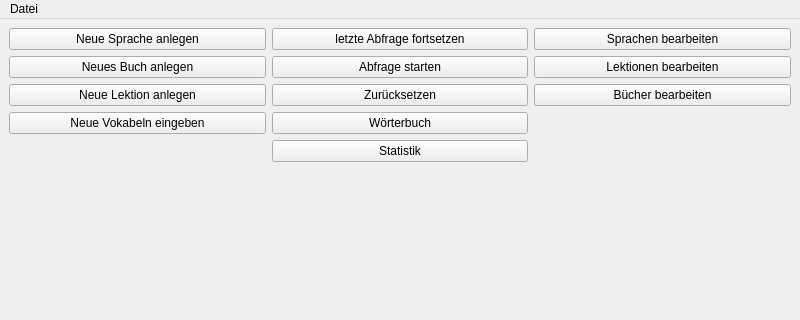
Old version of the form UIs/MainWindow.ui in the repository JPaehr/VokabelTrainer; both pictures show x 0 to 800 and y 0 to 320 of the 800 by 600 pixel window.
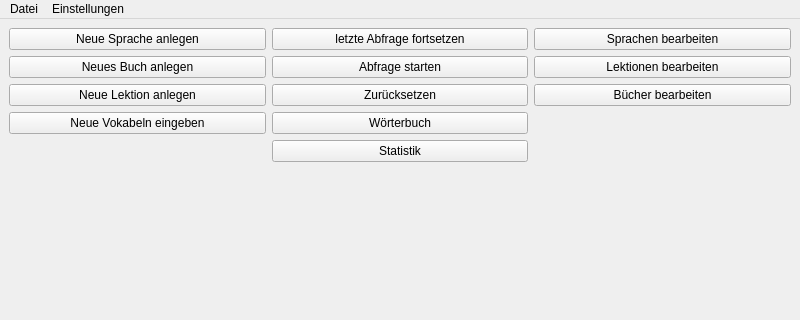
New version of the form.

Patch:
```diff
--- a/UIs/MainWindow.ui
+++ b/UIs/MainWindow.ui
@@ -136,7 +136,14 @@
      <string>Datei</string>
     </property>
    </widget>
+   <widget class="QMenu" name="menuEinstellungen">
+    <property name="title">
+     <string>Einstellungen</string>
+    </property>
+    <addaction name="actionMindestuebereinstimmung"/>
+   </widget>
    <addaction name="menuDateu"/>
+   <addaction name="menuEinstellungen"/>
   </widget>
   <widget class="QStatusBar" name="statusbar"/>
   <action name="actionStatistik">
```
Left out of the diff: 5 changed lines with no effect on the pictures.
